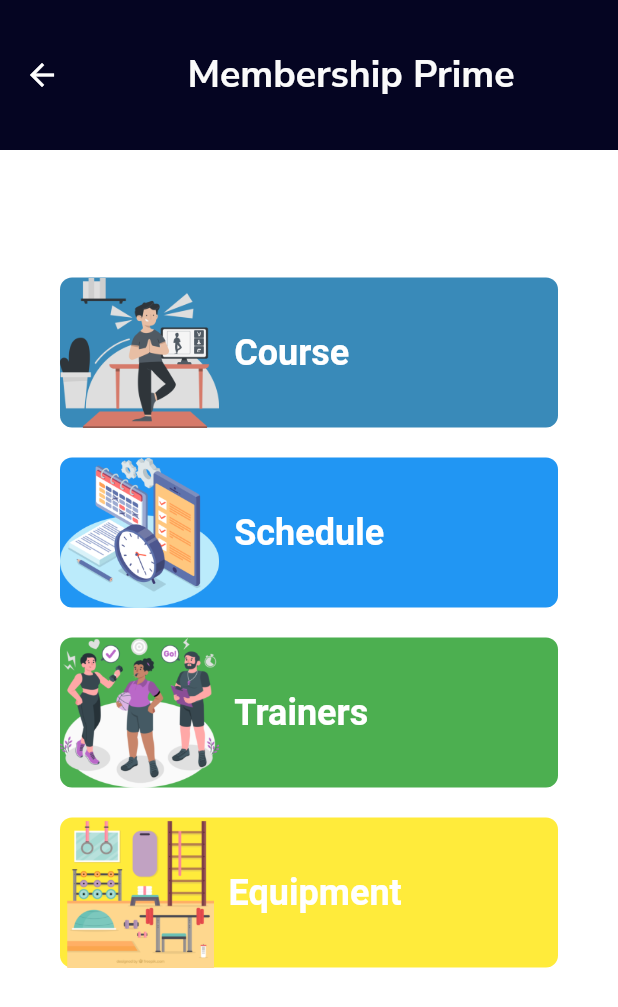
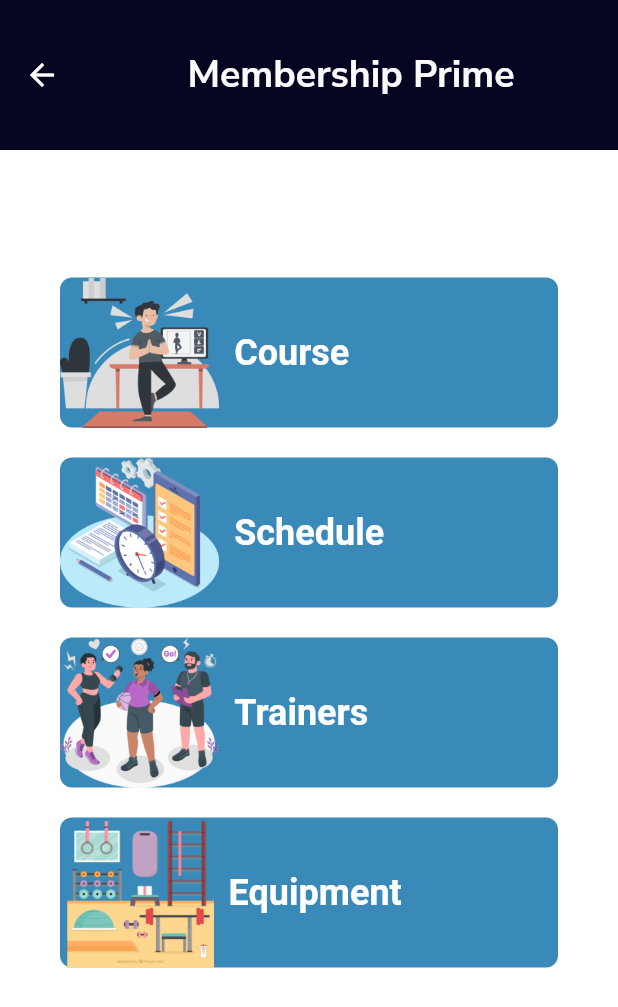
Before and after one commit to PMO-Kel7/Gymhouse, a Flutter app: the membership screen opened directly, on a phone screen of 412 x 824 dp. Shown: the top 1007 px of the screen. Run offline on Flutter 3.47's test engine with Material 2 defaults, Android fonts, the phone set to English and light mode, and no system bars; our stand-ins replace cached_network_image, cloud_firestore, firebase_auth, firebase_core, flick_video_player, flutter_svg and 5 more; missing offline and left inert: flutter_webview_plugin; accounts and stored records are empty; Roboto replaces fonts that are missing (Muli).

Commit message:
memperbaiki membershipfrom

```diff
--- a/gymhouse_project/lib/Components/Membership/membershipform.dart
+++ b/gymhouse_project/lib/Components/Membership/membershipform.dart
@@ -50,7 +50,7 @@ class membership extends StatelessWidget {
               ),
               MenuContainer(
                 title: 'Schedule',
-                color: Colors.blue,
+                color: Color(0xFF398AB9),
                 imagePath: 'assets/images/OBJECTSjadwal.png',
                 onTap: () {
                   Navigator.push(
@@ -67,7 +67,7 @@ class membership extends StatelessWidget {
               ),
               MenuContainer(
                 title: 'Trainers',
-                color: Colors.green,
+                color: Color(0xFF398AB9),
                 imagePath: 'assets/images/Speech Bubbles (2)trainer.png',
                 onTap: () {
                   Navigator.push(
@@ -84,7 +84,7 @@ class membership extends StatelessWidget {
               ),
               MenuContainer(
                 title: 'Equipment',
-                color: Colors.yellow,
+                color: Color(0xFF398AB9),
                 imagePath: 'assets/images/DESIGNED BY FREEPIKequipment.png',
                 onTap: () {
                   Navigator.push(
@@ -130,14 +130,9 @@ class MenuContainer extends StatelessWidget {
           child: Row(
             children: [
               Center(
-                child: GestureDetector(
-                  onTap: onTap, // Use the onTap callback
-                  child: Expanded(
-                    child: Image.asset(
-                      imagePath, // Use the imagePath parameter
-                      fit: BoxFit.cover,
-                    ),
-                  ),
+                child: Image.asset(
+                  imagePath, // Use the imagePath parameter
+                  fit: BoxFit.cover,
                 ),
               ),
               SizedBox(
```
